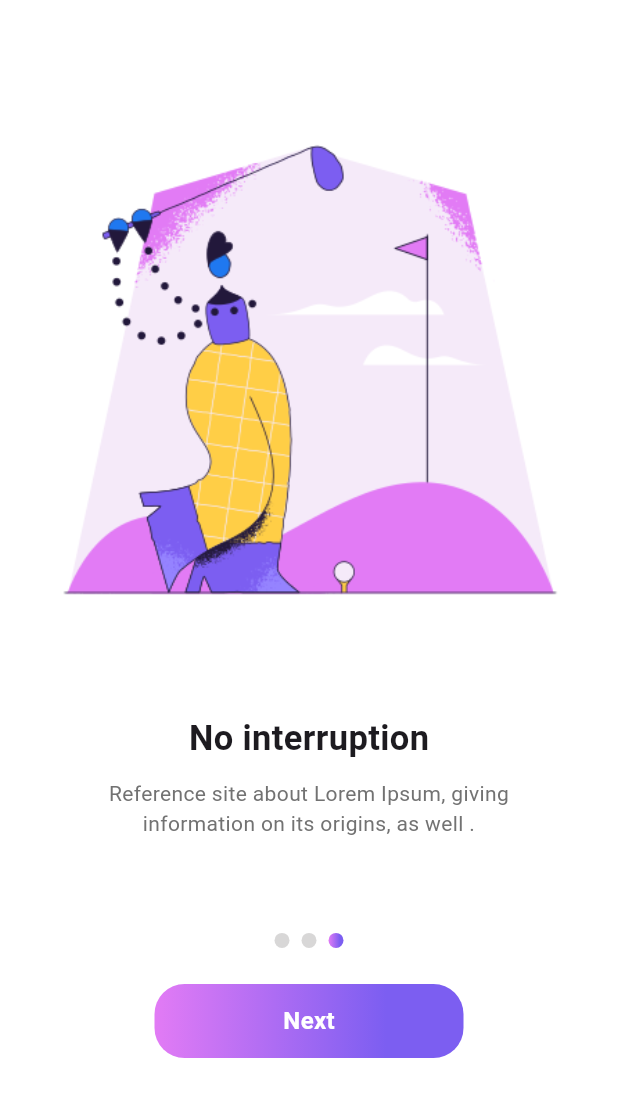
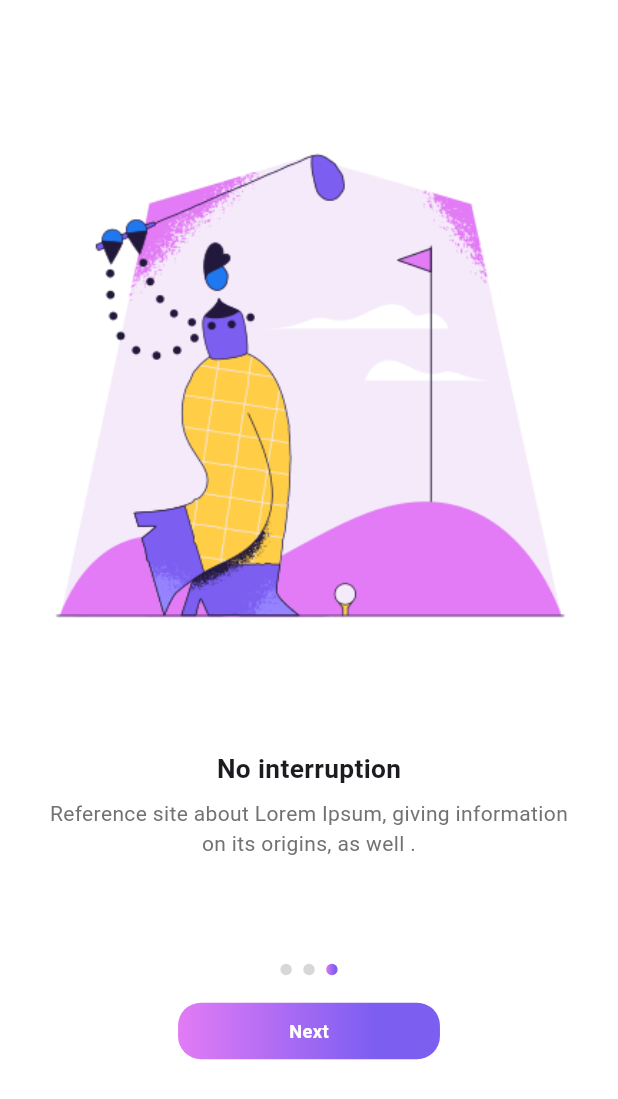
Before and after one commit to Bashar9-d/eduhub, a Flutter app: the screen it shows after launch, swiped to page 3, on a phone screen of 412 x 824 dp. Shown: the top 1099 px of the screen. Run offline on Flutter 3.47's test engine with Material 3 defaults, Android fonts, the phone set to English and light mode, and no system bars; our stand-ins replace animated_splash_screen, animated_toggle_switch, flutter_screenutil, page_transition, shared_preferences; Roboto replaces fonts that are missing (Poppins).

Commit message:
screenutil

```diff
--- a/lib/constant/numbers_manage.dart
+++ b/lib/constant/numbers_manage.dart
@@ -1,37 +1,27 @@
 import 'package:flutter/material.dart';
 import 'dart:io';
+
+import 'package:flutter_screenutil/flutter_screenutil.dart';
 class NumbersManage{
   //Splash Screen
   static const double splashIconSize=300;
   static const double splashDuration=2300;
-  static const double splashImageWidth=200;
+  static  double splashImageWidth=200.w;
 
 //On Boarding Screen  (onBoarding)
-  static const double nextWidth= 0.5;
-  static const double nextHeight= 0.06;
+  static  double nextWidth= 0.5.w;
+  static  double nextHeight= 0.06.h;
   static const int nextPageDuration=300;
 
 //Login And Register Screens
-static const double horizontalLoginAndRegister=42.0;
-static const double verticalLoginAndRegister=22.0;
-static const double horizontalRegister2=34.0;
-static const double verticalRegister2=90.0;
+static  double horizontalLoginAndRegister=42.0.w;
+static  double verticalLoginAndRegister=22.0.h;
+static  double horizontalLoginAndRegister2=34.0.w;
+static  double verticalLoginAndRegister2=90.0.h;
 
 //Toggle Widget
 //static const double heightToggle=0.35; //no Used
-static const double toolbarToggleHeight  =0.30;
-  // static const double splashIconSize=300;
-  // static const double splashIconSize=300;
-  // static const double splashIconSize=300;
-  // static const double splashIconSize=300;
-  // static const double splashIconSize=300;
-  // static const double splashIconSize=300;
-  // static const double splashIconSize=300;
-  // static const double splashIconSize=300;
-  // static const double splashIconSize=300;
-  // static const double splashIconSize=300;
-  // static const double splashIconSize=300;
-  // static const double splashIconSize=300;
-  // static const double splashIconSize=300;
+static  double toolbarToggleHeight  =0.3.h;
+
 
 }
--- a/lib/constant/style_widget_manage.dart
+++ b/lib/constant/style_widget_manage.dart
@@ -1,4 +1,5 @@
 import 'package:flutter/material.dart';
+import 'package:flutter_screenutil/flutter_screenutil.dart';
 
 import 'color_manage.dart';
 
@@ -12,7 +13,7 @@ class StyleWidgetManage {
     ),
   );
 
-  static const toggleDecoration = BoxDecoration(
+  static  BoxDecoration toggleDecoration = BoxDecoration(
     gradient: LinearGradient(//  OR   onBoardingIndicatorTrue
       colors: [ColorManage.firstPrimary, ColorManage.secondPrimary],
       begin: Alignment.centerLeft,
@@ -20,13 +21,13 @@ class StyleWidgetManage {
       stops: ColorManage.stopsColor,
     ),
     borderRadius: BorderRadius.only(
-      bottomLeft: Radius.circular(40),
-      bottomRight: Radius.circular(40),
+      bottomLeft: Radius.circular(40.r),
+      bottomRight: Radius.circular(40.r),
     ),
   );
 
   static final nextButtonDecoration =BoxDecoration(
-    borderRadius: BorderRadius.circular(20),
+    borderRadius: BorderRadius.circular(20.r),
     gradient:
     StyleWidgetManage.onBoardingIndicatorTrue,
   );
--- a/lib/constant/textstyle_manage.dart
+++ b/lib/constant/textstyle_manage.dart
@@ -1,12 +1,13 @@
 import 'dart:ui';
 import 'package:flutter/material.dart';
+import 'package:flutter_screenutil/flutter_screenutil.dart';
 
 import 'color_manage.dart';
 
 class TextStyleManage {
-  static const TextStyle titleOnBoarding = TextStyle(
+  static  TextStyle titleOnBoarding = TextStyle(
     fontWeight: FontWeight.bold,
-    fontSize: 23,
+    fontSize: 23.sp,
   );
   static const TextStyle subtitleOnBoarding = TextStyle(
     color: ColorManage.subtitleOnBoarding,
@@ -20,14 +21,14 @@ class TextStyleManage {
   //   fontSize: 16,
   //   fontWeight: FontWeight.w600,
   // );
-  static const TextStyle skipButtonOnBoarding = TextStyle(
+  static  TextStyle skipButtonOnBoarding = TextStyle(
     color: Colors.white,
-    fontSize: 16,
+    fontSize: 16.sp,
     fontWeight: FontWeight.w600,
   );
-  static const nextButton = TextStyle(
+  static  TextStyle nextButton = TextStyle(
     color: Colors.white,
-    fontSize: 16,
+    fontSize: 16.sp,
     fontWeight: FontWeight.w600,
   );
 
--- a/lib/main.dart
+++ b/lib/main.dart
@@ -1,6 +1,7 @@
 import 'package:eduhub/controller/bottom_nav_bar_controller.dart';
 import 'package:eduhub/view/begin_screens/splash_screen.dart';
 import 'package:flutter/material.dart';
+import 'package:flutter_screenutil/flutter_screenutil.dart';
 import 'package:provider/provider.dart';
 import 'package:flutter_localizations/flutter_localizations.dart';
 import 'l10n/app_localizations.dart';
@@ -15,6 +16,13 @@ class MyApp extends StatelessWidget {
 
   @override
   Widget build(BuildContext context) {
+
+    return ScreenUtilInit(
+      designSize: const Size(486.1, 1080.2),
+      minTextAdapt: true,
+      splitScreenMode: true,
+      builder: (context, child) {
+
         return MultiProvider(
           providers: [
             ChangeNotifierProvider(create: (context) => BottomNavBarController()),
@@ -32,11 +40,14 @@ class MyApp extends StatelessWidget {
               Locale('en'), // English
               Locale('ar'), // Spanish
             ],
+           // home:child,
             // theme: ThemeData(
             //   colorScheme: ColorScheme.fromSeed(seedColor: Colors.deepPurple),
             // ),
             home: SplashScreen(),
           ),
         );
+      },//
+    );
   }
 }
--- a/lib/view/begin_screens/onboardin_screen.dart
+++ b/lib/view/begin_screens/onboardin_screen.dart
@@ -3,13 +3,14 @@ import 'package:eduhub/constant/numbers_manage.dart';
 import 'package:eduhub/constant/style_widget_manage.dart';
 import 'package:eduhub/view/begin_screens/toggle_switch_widget.dart';
 import 'package:flutter/material.dart';
+import 'package:flutter_screenutil/flutter_screenutil.dart';
 import 'package:shared_preferences/shared_preferences.dart';
 
 import '../../constant/textstyle_manage.dart';
 import '../../controller/begin_controller/onboarding_controller.dart';
 
 class OnboardingScreen extends StatefulWidget {
-  OnboardingScreen({super.key});
+  const OnboardingScreen({super.key});
 
   @override
   State<OnboardingScreen> createState() => _OnboardingScreenState();
@@ -47,7 +48,7 @@ class _OnboardingScreenState extends State<OnboardingScreen> {
       backgroundColor: Colors.white,
       body: SafeArea(
         child: Padding(
-          padding: const EdgeInsets.symmetric(vertical: 25.0, horizontal: 20),
+          padding: EdgeInsets.symmetric(vertical: 25.0.h, horizontal: 20.w),
           child: PageView.builder(
             itemCount: pages.length,
             controller: _controller,
@@ -57,15 +58,17 @@ class _OnboardingScreenState extends State<OnboardingScreen> {
             },
             itemBuilder: (context, index) {
               return Padding(
-                padding: EdgeInsets.all(16),
+                padding: EdgeInsets.symmetric(horizontal: 16.w,vertical: 16.h),
+                //padding: EdgeInsets.all(16.h),
+
                 child: Column(
-                  spacing: 30,
+                  spacing: 30.h,
                   mainAxisAlignment: MainAxisAlignment.spaceEvenly,
                   children: [
                     //Spacer(),
                     Center(child: Image.asset(pages[index].image)),
                     Column(
-                      spacing: 10,
+                      spacing: 10.h,
                       children: [
                         Center(
                           child: Text(
@@ -93,13 +96,13 @@ class _OnboardingScreenState extends State<OnboardingScreen> {
                       ],
                     ),
                     Column(
-                      spacing: 24,
+                      spacing: 24.h,
                       children: [
                         Row(
                           mainAxisAlignment: MainAxisAlignment.center,
                           children: List.generate(pages.length, (index) {
                             return Container(
-                              margin: EdgeInsets.symmetric(horizontal: 4),
+                              margin: EdgeInsets.symmetric(horizontal: 4.w),
                               decoration: BoxDecoration(
                                 shape: BoxShape.circle,
                                 gradient: _currentPage == index
@@ -107,8 +110,8 @@ class _OnboardingScreenState extends State<OnboardingScreen> {
                                     : StyleWidgetManage
                                           .onBoardingIndicatorFalse,
                               ),
-                              width: 10,
-                              height: 10,
+                              width: 10.w,
+                              height: 10.h,
                             );
                           }),
                         ),
@@ -171,8 +174,8 @@ class _OnboardingScreenState extends State<OnboardingScreen> {
                                         Rect.fromLTWH(
                                           0,
                                           0,
-                                          bounds.width,
-                                          bounds.height,
+                                          bounds.width.w,
+                                          bounds.height.h,
                                         ),
                                       ),
                                   child: Text(
--- a/pubspec.yaml
+++ b/pubspec.yaml
@@ -40,10 +40,10 @@ dependencies:
   provider: ^6.1.5+1
   animated_toggle_switch: ^0.8.5
   shared_preferences: ^2.5.3
-  #auto_size_text: ^3.0.0
   flutter_localizations:
     sdk: flutter
   intl: any
+  flutter_screenutil: ^5.9.3
 
 dev_dependencies:
   flutter_test:
```
Also changed, not shown: lib/view/begin_screens/login_screen.dart (+10 -5 lines), lib/view/begin_screens/register_screen.dart (+6 -6 lines), lib/view/begin_screens/splash_screen.dart (+4 -3 lines), lib/view/begin_screens/toggle_switch_widget.dart (+4 -3 lines), pubspec.lock. Lines whose indentation alone changed are shown as unchanged.
